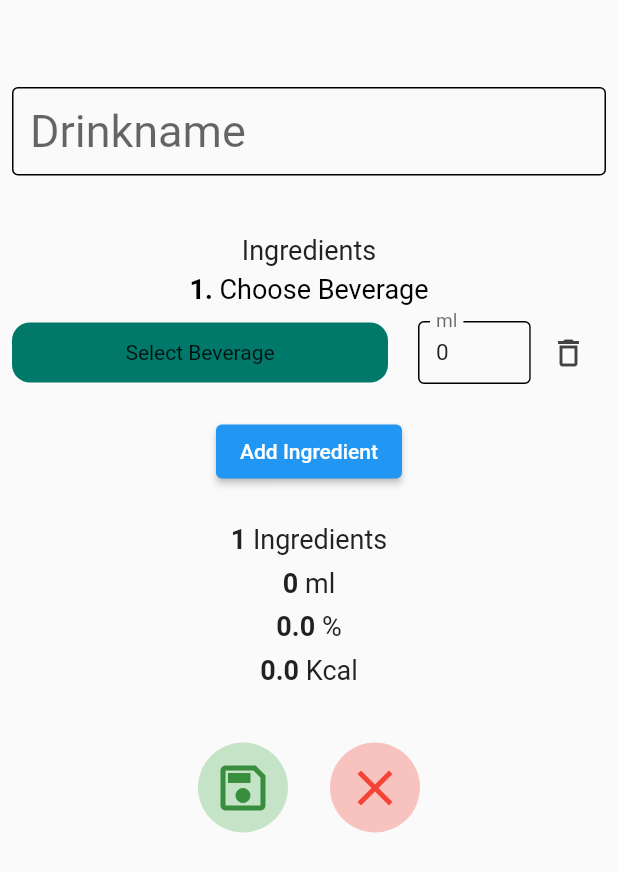
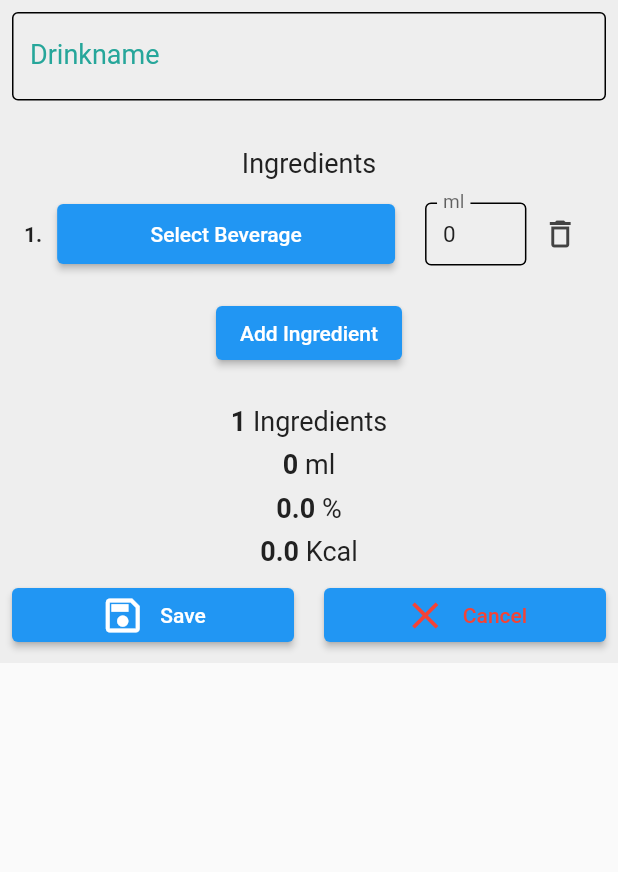
Before and after one commit to Warlord3/Bartender, a Flutter app: the DrinkConfiguration widget shown alone on an empty page, opened directly, on a phone screen of 412 x 824 dp. Shown: the top 872 px of the screen. Run offline on Flutter 3.47's test engine with Material 2 defaults, Android fonts, the phone set to English and light mode, and no system bars; our stand-ins replace file_picker, shared_preferences; accounts and stored records are empty.

Commit message:
rework drinkedit page

```diff
--- a/App/lib/Pages/Drinks/LocalWidgets/DrinkConfiguration.dart
+++ b/App/lib/Pages/Drinks/LocalWidgets/DrinkConfiguration.dart
@@ -2,7 +2,7 @@ import 'dart:async';
 
 import 'package:bartender/bloc/DataManager.dart';
 import 'package:bartender/bloc/LanguageManager.dart';
-import 'package:bartender/bloc/PageStateManager.dart';
+import 'package:bartender/bloc/AppStateManager.dart';
 import 'package:bartender/models/Drinks.dart';
 import 'package:flutter/material.dart';
 import 'package:flutter/services.dart';
@@ -25,6 +25,8 @@ class _DrinkConfigurationState extends State<DrinkConfiguration> {
   List<TextEditingController> _controllers;
   TextEditingController _nameController;
   LanguageManager languageManager;
+
+  String _DrinkNameErrorText = null;
 
   @override
   void initState() {
@@ -52,7 +54,7 @@ class _DrinkConfigurationState extends State<DrinkConfiguration> {
     languageManager = Provider.of<LanguageManager>(context);
 
     return Material(
-      color: Colors.transparent,
+      color: Theme.of(context).backgroundColor,
       // First GestureDetector is used to check for pop of Material widget which takes up the whole page
       // For more information read second comment below
       child: GestureDetector(
@@ -71,27 +73,25 @@ class _DrinkConfigurationState extends State<DrinkConfiguration> {
             },
             child: Container(
               color: Colors.transparent,
+              child: Padding(
+                padding: const EdgeInsets.all(8.0),
                 child: Column(
                   children: [
-                  SizedBox(
-                    height: 50,
-                  ),
-                  Padding(
-                    padding: const EdgeInsets.all(8.0),
-                    child: TextField(
+                    TextField(
                       controller: _nameController,
                       style: TextStyle(fontSize: 30),
                       decoration: InputDecoration(
+                        errorText: _DrinkNameErrorText,
                         fillColor: Colors.transparent,
-                        hintText: languageManager.getData("drinkname"),
-                      ),
+                        labelText: languageManager.getData("drinkname"),
                       ),
                     ),
                     SizedBox(
                       height: 15,
                     ),
                     Container(
-                    padding: EdgeInsets.symmetric(vertical: 16, horizontal: 8),
+                      padding:
+                          EdgeInsets.symmetric(vertical: 16, horizontal: 8),
                       color: Colors.transparent,
                       child: Column(
                         children: [
@@ -168,22 +168,29 @@ class _DrinkConfigurationState extends State<DrinkConfiguration> {
                         ],
                       ),
                     ),
-                  Padding(
-                    padding: const EdgeInsets.all(30.0),
-                    child: Container(
+                    Container(
                       color: Colors.transparent,
+                      child: Row(
+                        mainAxisAlignment: MainAxisAlignment.spaceAround,
+                        children: [
+                          Expanded(
+                            flex: 1,
+                            child: ElevatedButton(
                               child: Row(
                                 mainAxisAlignment: MainAxisAlignment.center,
                                 children: [
-                          RawMaterialButton(
-                            splashColor: Colors.transparent,
-                            highlightColor: Colors.transparent,
-                            focusColor: Colors.transparent,
-                            hoverColor: Colors.transparent,
-                            disabledElevation: 1,
-                            shape: CircleBorder(),
-                            elevation: 0,
-                            padding: EdgeInsets.all(10.0),
+                                  Icon(
+                                    Icons.save_outlined,
+                                    size: 30,
+                                  ),
+                                  SizedBox(
+                                    width: 10,
+                                  ),
+                                  Text(
+                                    languageManager.getData("save"),
+                                  ),
+                                ],
+                              ),
                               onPressed: () {
                                 update();
                                 if (widget.newDrink.valid()) {
@@ -194,48 +201,53 @@ class _DrinkConfigurationState extends State<DrinkConfiguration> {
                                   });
 
                                   Navigator.of(context, rootNavigator: true)
-                                    .pop();
-                                AppStateManager.showOverlayEntry("Saved",
-                                    AppStateManager.keyNavigator.currentState);
+                                      .pop(true);
+                                  AppStateManager.showOverlayEntry(
+                                      "Saved",
+                                      AppStateManager
+                                          .keyNavigator.currentState);
                                 } else {
                                   AppStateManager.showOverlayEntry(
                                       "The is something Missing",
                                       Navigator.of(context));
                                 }
                               },
-                            fillColor: Colors.green.withOpacity(0.3),
-                            child: SizedBox(
-                              child: Icon(
-                                Icons.save_outlined,
-                                color: Colors.green[700],
-                                size: 40,
                             ),
                           ),
+                          SizedBox(
+                            width: 20,
                           ),
-                          RawMaterialButton(
-                            splashColor: Colors.transparent,
-                            highlightColor: Colors.transparent,
-                            focusColor: Colors.transparent,
-                            hoverColor: Colors.transparent,
-                            disabledElevation: 1,
-                            shape: CircleBorder(),
-                            elevation: 0,
-                            padding: EdgeInsets.all(10.0),
-                            onPressed: () {
-                              Navigator.of(context, rootNavigator: true).pop();
-                            },
-                            fillColor: Colors.red.withOpacity(0.3),
-                            child: Icon(
+                          Expanded(
+                            flex: 1,
+                            child: ElevatedButton(
+                              child: Row(
+                                mainAxisAlignment: MainAxisAlignment.center,
+                                children: [
+                                  Icon(
                                     Icons.clear_outlined,
                                     color: Colors.red,
-                              size: 40,
+                                    size: 30,
+                                  ),
+                                  SizedBox(
+                                    width: 10,
+                                  ),
+                                  Text(
+                                    languageManager.getData("cancel"),
+                                    style: TextStyle(color: Colors.red),
+                                  ),
+                                ],
+                              ),
+                              onPressed: () {
+                                Navigator.of(context, rootNavigator: true)
+                                    .pop();
+                              },
                             ),
                           ),
                         ],
                       ),
-                    ),
                     )
                   ],
+                ),
               ),
             ),
           ),
@@ -257,7 +269,12 @@ class _DrinkConfigurationState extends State<DrinkConfiguration> {
   }
 
   void update() {
+    if (_nameController.text != "") {
       widget.newDrink.name = _nameController.text;
+      _DrinkNameErrorText = null;
+    } else {
+      _DrinkNameErrorText = "Drink name can't be empty";
+    }
     for (int i = 0; i < _controllers.length; i++) {
       widget.newDrink.ingredients[i].amount = int.parse(_controllers[i].text);
     }
@@ -304,49 +321,34 @@ class _IngredientsEditorState extends State<IngredientsEditor> {
     beverages = Provider.of<DataManager>(context, listen: false).beverages;
     return Column(
       children: [
-        RichText(
-          text: TextSpan(
-            style: new TextStyle(
-              fontSize: 18.0,
-              color: Colors.black,
-            ),
-            children: [
-              TextSpan(
-                  text: "${widget.index + 1}. ",
-                  style: TextStyle(fontWeight: FontWeight.bold)),
-              TextSpan(
-                  text: widget.ingredient.beverage.name == ""
-                      ? languageManager.getData("choose_beverage")
-                      : widget.ingredient.beverage.name),
-            ],
-          ),
-        ),
         Padding(
           padding: const EdgeInsets.symmetric(vertical: 8.0),
           child: Row(
+            mainAxisSize: MainAxisSize.max,
             children: [
-              Flexible(
+              widget.ingredient.beverage.valid()
+                  ? IconButton(
+                      onPressed: () async {
+                        await chooseBeverageDialog(context, beverages);
+                      },
+                      icon: Icon(Icons.mode_edit_outline),
+                      splashRadius: 25,
+                    )
+                  : Container(),
+              Text(
+                "${widget.index + 1}.",
+                style: TextStyle(fontWeight: FontWeight.bold),
+              ),
+              SizedBox(
+                width: 10,
+              ),
+              !widget.ingredient.beverage.valid()
+                  ? Flexible(
                       flex: 10,
                       fit: FlexFit.tight,
-                child: Container(
-                  decoration: BoxDecoration(
-                    color: Theme.of(context).accentColor,
-                    borderRadius: BorderRadius.all(
-                      Radius.circular(12),
-                    ),
-                  ),
-                  child: Material(
-                    color: Colors.transparent,
-                    child: InkWell(
-                      onTap: () async {
-                        var result =
+                      child: ElevatedButton(
+                        onPressed: () async {
                           await chooseBeverageDialog(context, beverages);
-                        if (result != null) {
-                          setState(() {
-                            widget.ingredient.beverage.update(result);
-                            widget.refresh();
-                          });
-                        }
                         },
                         child: Padding(
                           padding: const EdgeInsets.all(12),
@@ -358,7 +360,13 @@ class _IngredientsEditorState extends State<IngredientsEditor> {
                           ),
                         ),
                       ),
-                  ),
+                    )
+                  : Flexible(
+                      flex: 10,
+                      fit: FlexFit.tight,
+                      child: Padding(
+                        padding: const EdgeInsets.all(8.0),
+                        child: Text(widget.ingredient.beverage.name),
                       ),
                     ),
               SizedBox(
@@ -376,12 +384,6 @@ class _IngredientsEditorState extends State<IngredientsEditor> {
                     labelStyle: TextStyle(
                       fontSize: 17,
                     ),
-                    enabledBorder: OutlineInputBorder(),
-                    focusedBorder: OutlineInputBorder(),
-                    errorBorder: OutlineInputBorder(
-                      borderSide: BorderSide(color: Colors.red),
-                    ),
-                    border: OutlineInputBorder(),
                     contentPadding: EdgeInsets.all(12),
                   ),
                   inputFormatters: <TextInputFormatter>[
@@ -400,6 +402,7 @@ class _IngredientsEditorState extends State<IngredientsEditor> {
                 flex: 2,
                 fit: FlexFit.tight,
                 child: Material(
+                  color: Colors.transparent,
                   child: IconButton(
                     icon: Icon(
                       Icons.delete_outline,
@@ -421,9 +424,10 @@ class _IngredientsEditorState extends State<IngredientsEditor> {
     );
   }
 
-  Future chooseBeverageDialog(BuildContext context, List<Beverage> beverages) {
+  Future chooseBeverageDialog(
+      BuildContext context, List<Beverage> beverages) async {
     List<Beverage> _searchResult = [];
-    return showDialog(
+    var result = await showDialog(
       context: context,
       builder: (dynamic) {
         onSearchTextChanged(String text) async {
@@ -480,6 +484,12 @@ class _IngredientsEditorState extends State<IngredientsEditor> {
         );
       },
     );
+    if (result != null) {
+      setState(() {
+        widget.ingredient.beverage.update(result);
+        widget.refresh();
+      });
+    }
   }
 }
 
```
Also changed, not shown: App/lib/Pages/Drinks/PageDrinks.dart (+50 -5 lines), App/lib/Pages/PageRouter.dart (+1 -50 lines), App/lib/Pages/Settings/PageSettings.dart (+107 -76 lines), App/pubspec.lock. Lines whose indentation alone changed are shown as unchanged.
